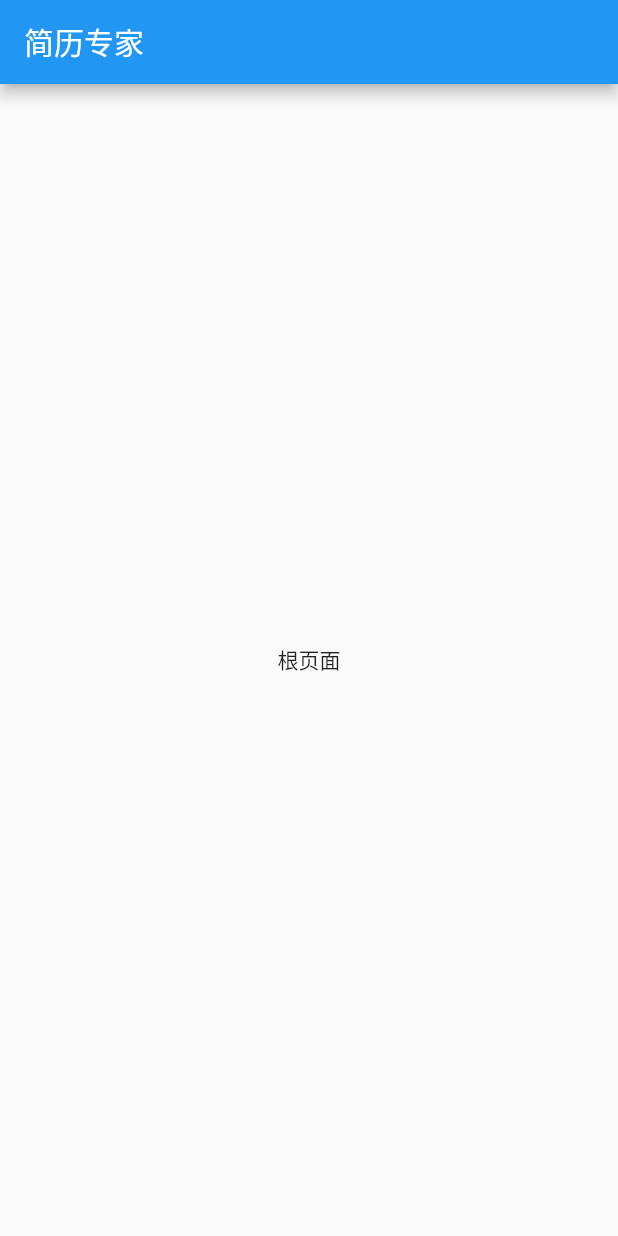
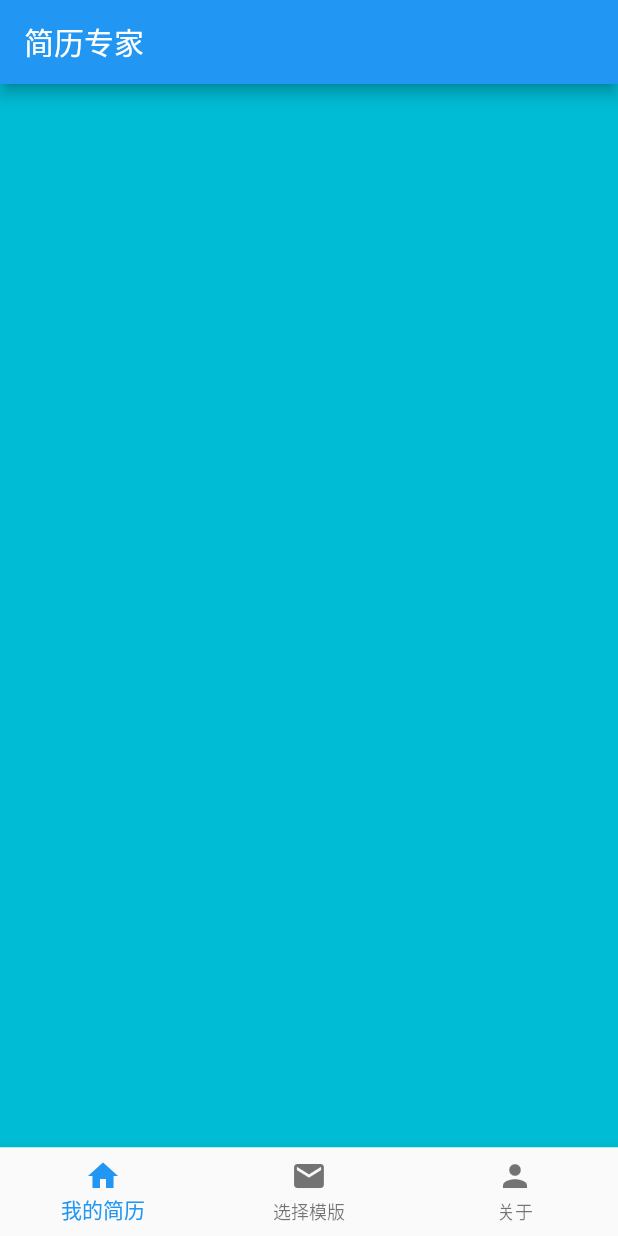
Before and after one commit to MarshalW/resume_app, a Flutter app: the screen it shows after launch, on a phone screen of 412 x 824 dp. Run offline on Flutter 3.47's test engine with Material 2 defaults, Android fonts, the phone set to English and light mode, and no system bars.

Commit message:
增加底部bar和按钮

```diff
--- /dev/null
+++ b/lib/about_view.dart
@@ -0,0 +1,12 @@
+import 'package:flutter/material.dart';
+
+class AboutView extends StatelessWidget {
+  final Color color=Colors.blueGrey;
+
+  @override
+  Widget build(BuildContext context) {
+    return Container(
+      color: color,
+    );
+  }
+}
--- a/lib/main.dart
+++ b/lib/main.dart
@@ -1,4 +1,5 @@
 import 'package:flutter/material.dart';
+import 'package:resume_app/root_page.dart';
 
 void main() => runApp(ResumeApp());
 
@@ -15,34 +16,3 @@ class ResumeApp extends StatelessWidget {
     );
   }
 }
-
-class ResumeRootPage extends StatefulWidget {
-  ResumeRootPage({Key key, this.title}) : super(key: key);
-
-  final String title;
-
-  @override
-  _ResumeRootPageState createState() => _ResumeRootPageState();
-}
-
-class _ResumeRootPageState extends State<ResumeRootPage> {
-
-  @override
-  Widget build(BuildContext context) {
-    return Scaffold(
-      appBar: AppBar(
-        title: Text(widget.title),
-      ),
-      body: Center(
-        child: Column(
-          mainAxisAlignment: MainAxisAlignment.center,
-          children: <Widget>[
-            Text(
-              '根页面',
-            ),
-          ],
-        ),
-      ),
-    );
-  }
-}
--- /dev/null
+++ b/lib/resume_view.dart
@@ -0,0 +1,12 @@
+import 'package:flutter/material.dart';
+
+class ResumeView extends StatelessWidget {
+  final Color color=Colors.cyan;
+
+  @override
+  Widget build(BuildContext context) {
+    return Container(
+      color: color,
+    );
+  }
+}
--- /dev/null
+++ b/lib/root_page.dart
@@ -0,0 +1,61 @@
+import 'package:flutter/material.dart';
+import 'resume_view.dart';
+import 'templates_view.dart';
+import 'about_view.dart';
+//import 'dart:developer';
+//import 'package:flutter/foundation.dart';
+
+class ResumeRootPage extends StatefulWidget {
+  ResumeRootPage({Key key, this.title}) : super(key: key);
+
+  final String title;
+
+  @override
+  _ResumeRootPageState createState() => _ResumeRootPageState();
+}
+
+class _ResumeRootPageState extends State<ResumeRootPage> {
+
+  int _currentIndex = 0;
+  final List<Widget> _children = [
+    ResumeView(),
+    TemplatesView(),
+    AboutView()
+  ];
+
+  void onTabTapped(int index) {
+    setState(() {
+      this._currentIndex = index;
+    });
+  }
+
+  @override
+  Widget build(BuildContext context) {
+//    log('>>>>>>>build root');
+//    debugPrint('build root view ${_children[0]}');
+
+    return Scaffold(
+      appBar: AppBar(
+        title: Text(widget.title),
+      ),
+      body:_children[_currentIndex],
+      bottomNavigationBar:BottomNavigationBar(
+        onTap: onTabTapped,
+        currentIndex: _currentIndex,
+        items: [
+          BottomNavigationBarItem(
+            icon: new Icon(Icons.home),
+            title: new Text('我的简历'),
+          ),
+          BottomNavigationBarItem(
+            icon: new Icon(Icons.mail),
+            title: new Text('选择模版'),
+          ),
+          BottomNavigationBarItem(
+              icon: Icon(Icons.person),
+              title: Text('关于')
+          )
+        ],),
+    );
+  }
+}
--- /dev/null
+++ b/lib/templates_view.dart
@@ -0,0 +1,12 @@
+import 'package:flutter/material.dart';
+
+class TemplatesView extends StatelessWidget {
+  final Color color=Colors.lightBlueAccent;
+
+  @override
+  Widget build(BuildContext context) {
+    return Container(
+      color: color,
+    );
+  }
+}
```
